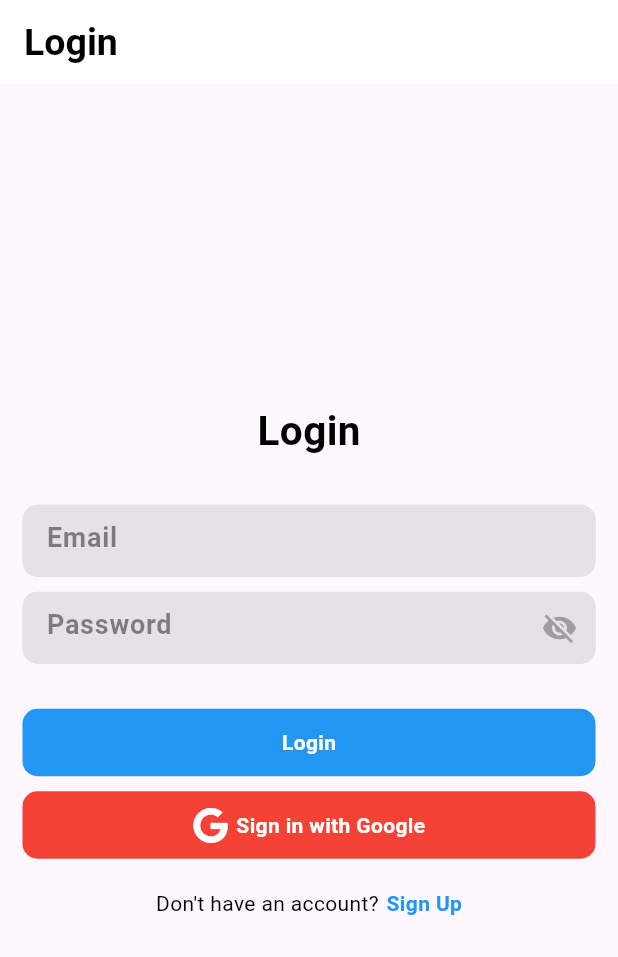
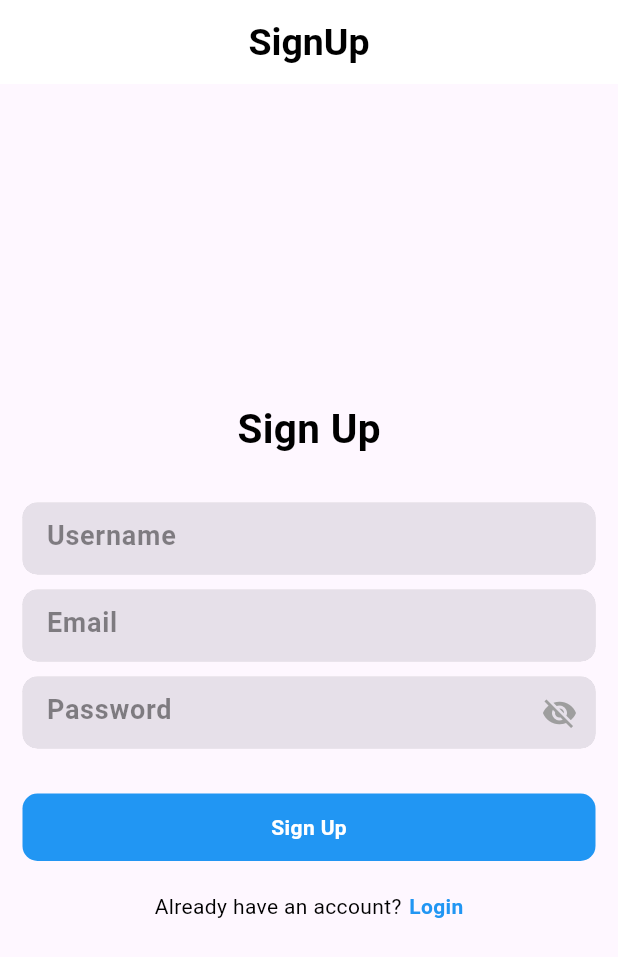
Before and after one commit to Alex2o9z/dacn2_productivity_flutter, a Flutter app: the LoginPage screen opened by its route, after a tap on "Sign Up", on a phone screen of 412 x 824 dp. Shown: the top 957 px of the screen. Run offline on Flutter 3.47's test engine with Material 3 defaults, Android fonts, the phone set to English and light mode, and no system bars; our stand-ins replace cloud_firestore, date_picker_timeline, dio, firebase_auth, firebase_core, firebase_messaging and 11 more; accounts and stored records are empty.

Commit message:
complete firebase auth UI

```diff
--- a/lib/layout/todo_layout.dart
+++ b/lib/layout/todo_layout.dart
@@ -1,6 +1,7 @@
 import 'package:date_picker_timeline/extra/color.dart';
 import 'package:flutter/material.dart';
 import 'package:get/get.dart';
+import 'package:productivity_app/modules/user_auth/login_page.dart';
 import 'package:sqflite/sqflite.dart';
 import 'package:intl/intl.dart';
 import 'package:productivity_app/layout/todo_layoutcontroller.dart';
@@ -181,7 +182,12 @@ class TodoLayout extends StatelessWidget {
                         ),
                         Spacer(),
                         IconButton(
-                          onPressed: () {},
+                          onPressed: () {
+                            Navigator.push(
+                              context,
+                              MaterialPageRoute(builder: (context) => const LoginPage()),
+                            );
+                          },
                           icon: Icon(Icons.cloud),
                           color: Colors.grey.shade200,
                         )
--- a/lib/modules/user_auth/login_page.dart
+++ b/lib/modules/user_auth/login_page.dart
@@ -2,9 +2,8 @@ import 'package:cloud_firestore/cloud_firestore.dart';
 import 'package:firebase_auth/firebase_auth.dart';
 import 'package:flutter/cupertino.dart';
 import 'package:flutter/material.dart';
+import 'package:productivity_app/modules/user_auth/sign_up_page.dart';
 import 'form_container_widget.dart';
-// import 'package:flutter_firebase/features/user_auth/presentation/pages/sign_up_page.dart';
-// import 'package:flutter_firebase/global/common/toast.dart';
 import 'package:font_awesome_flutter/font_awesome_flutter.dart';
 // import 'package:google_sign_in/google_sign_in.dart';
 //
@@ -36,7 +35,12 @@ class _LoginPageState extends State<LoginPage> {
     return Scaffold(
       appBar: AppBar(
         automaticallyImplyLeading: false,
+        leading: IconButton(
+          icon: Icon(Icons.arrow_back),
+          onPressed: () => Navigator.of(context).pop(),
+        ),
         title: Text("Login"),
+        centerTitle: true,
       ),
       body: Center(
         child: Padding(
@@ -134,11 +138,11 @@ class _LoginPageState extends State<LoginPage> {
                   ),
                   GestureDetector(
                     onTap: () {
-                      // Navigator.pushAndRemoveUntil(
-                      //   context,
-                      //   MaterialPageRoute(builder: (context) => SignUpPage()),
-                      //       (route) => false,
-                      // );
+                      Navigator.pushAndRemoveUntil(
+                        context,
+                        MaterialPageRoute(builder: (context) => SignUpPage()),
+                            (route) => false,
+                      );
                     },
                     child: Text(
                       "Sign Up",
--- /dev/null
+++ b/lib/modules/user_auth/sign_up_page.dart
@@ -0,0 +1,150 @@
+import 'package:firebase_auth/firebase_auth.dart';
+import 'package:flutter/material.dart';
+// import 'package:flutter_firebase/features/user_auth/firebase_auth_implementation/firebase_auth_services.dart';
+import '../../shared/common/toast.dart';
+import 'login_page.dart';
+import 'form_container_widget.dart';
+
+class SignUpPage extends StatefulWidget {
+  const SignUpPage({super.key});
+
+  @override
+  State<SignUpPage> createState() => _SignUpPageState();
+}
+
+class _SignUpPageState extends State<SignUpPage> {
+  // final FirebaseAuthService _auth = FirebaseAuthService();
+
+  TextEditingController _usernameController = TextEditingController();
+  TextEditingController _emailController = TextEditingController();
+  TextEditingController _passwordController = TextEditingController();
+
+  bool isSigningUp = false;
+
+  @override
+  void dispose() {
+    _usernameController.dispose();
+    _emailController.dispose();
+    _passwordController.dispose();
+    super.dispose();
+  }
+
+  @override
+  Widget build(BuildContext context) {
+    return Scaffold(
+      appBar: AppBar(
+        automaticallyImplyLeading: false,
+        title: Text("SignUp"),
+        centerTitle: true,
+      ),
+      body: Center(
+        child: Padding(
+          padding: const EdgeInsets.symmetric(horizontal: 15),
+          child: Column(
+            mainAxisAlignment: MainAxisAlignment.center,
+            children: [
+              Text(
+                "Sign Up",
+                style: TextStyle(fontSize: 27, fontWeight: FontWeight.bold),
+              ),
+              SizedBox(
+                height: 30,
+              ),
+              FormContainerWidget(
+                controller: _usernameController,
+                hintText: "Username",
+                isPasswordField: false,
+              ),
+              SizedBox(
+                height: 10,
+              ),
+              FormContainerWidget(
+                controller: _emailController,
+                hintText: "Email",
+                isPasswordField: false,
+              ),
+              SizedBox(
+                height: 10,
+              ),
+              FormContainerWidget(
+                controller: _passwordController,
+                hintText: "Password",
+                isPasswordField: true,
+              ),
+              SizedBox(
+                height: 30,
+              ),
+              GestureDetector(
+                onTap:  (){
+                  // _signUp();
+                },
+                child: Container(
+                  width: double.infinity,
+                  height: 45,
+                  decoration: BoxDecoration(
+                    color: Colors.blue,
+                    borderRadius: BorderRadius.circular(10),
+                  ),
+                  child: Center(
+                      child: isSigningUp ? CircularProgressIndicator(color: Colors.white,):Text(
+                        "Sign Up",
+                        style: TextStyle(
+                            color: Colors.white, fontWeight: FontWeight.bold),
+                      )),
+                ),
+              ),
+              SizedBox(
+                height: 20,
+              ),
+              Row(
+                mainAxisAlignment: MainAxisAlignment.center,
+                children: [
+                  Text("Already have an account?"),
+                  SizedBox(
+                    width: 5,
+                  ),
+                  GestureDetector(
+                      onTap: () {
+                        Navigator.pushAndRemoveUntil(
+                            context,
+                            MaterialPageRoute(
+                                builder: (context) => LoginPage()),
+                                (route) => false);
+                      },
+                      child: Text(
+                        "Login",
+                        style: TextStyle(
+                            color: Colors.blue, fontWeight: FontWeight.bold),
+                      ))
+                ],
+              )
+            ],
+          ),
+        ),
+      ),
+    );
+  }
+
+  // void _signUp() async {
+  //
+  //   setState(() {
+  //     isSigningUp = true;
+  //   });
+  //
+  //   String username = _usernameController.text;
+  //   String email = _emailController.text;
+  //   String password = _passwordController.text;
+  //
+  //   User? user = await _auth.signUpWithEmailAndPassword(email, password);
+  //
+  //   setState(() {
+  //     isSigningUp = false;
+  //   });
+  //   if (user != null) {
+  //     showToast(message: "User is successfully created");
+  //     Navigator.pushNamed(context, "/home");
+  //   } else {
+  //     showToast(message: "Some error happend");
+  //   }
+  // }
+}
--- /dev/null
+++ b/lib/shared/common/toast.dart
@@ -0,0 +1,13 @@
+import 'package:flutter/material.dart';
+import 'package:fluttertoast/fluttertoast.dart';
+
+void showToast({required String message}) {
+  Fluttertoast.showToast(
+      msg: message,
+      toastLength: Toast.LENGTH_SHORT,
+      gravity: ToastGravity.BOTTOM,
+      timeInSecForIosWeb: 1,
+      backgroundColor: Colors.blue,
+      textColor: Colors.white,
+      fontSize: 16.0);
+}
--- a/pubspec.yaml
+++ b/pubspec.yaml
@@ -42,6 +42,7 @@ dependencies:
   syncfusion_flutter_calendar: ^19.4.54
   dio: ^4.0.4
   font_awesome_flutter: ^10.6.0
+  fluttertoast: ^8.2.4
 
   #Firebase
   firebase_core: ^2.24.2
```
Also changed, not shown: pubspec.lock, 1 other file.
